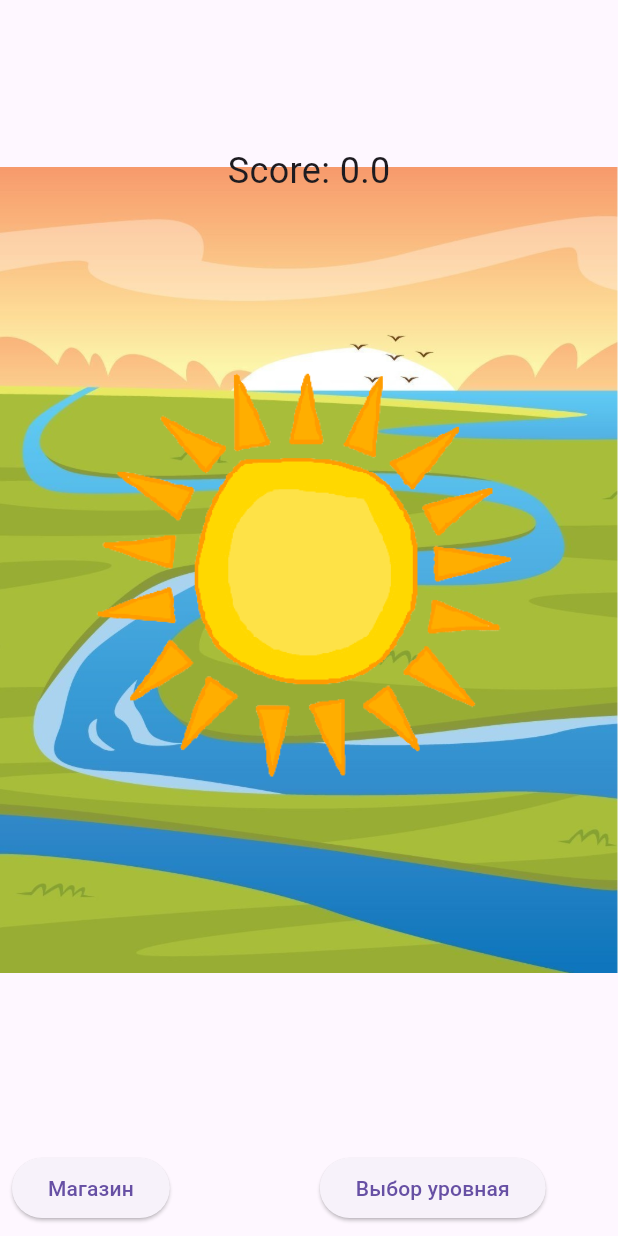
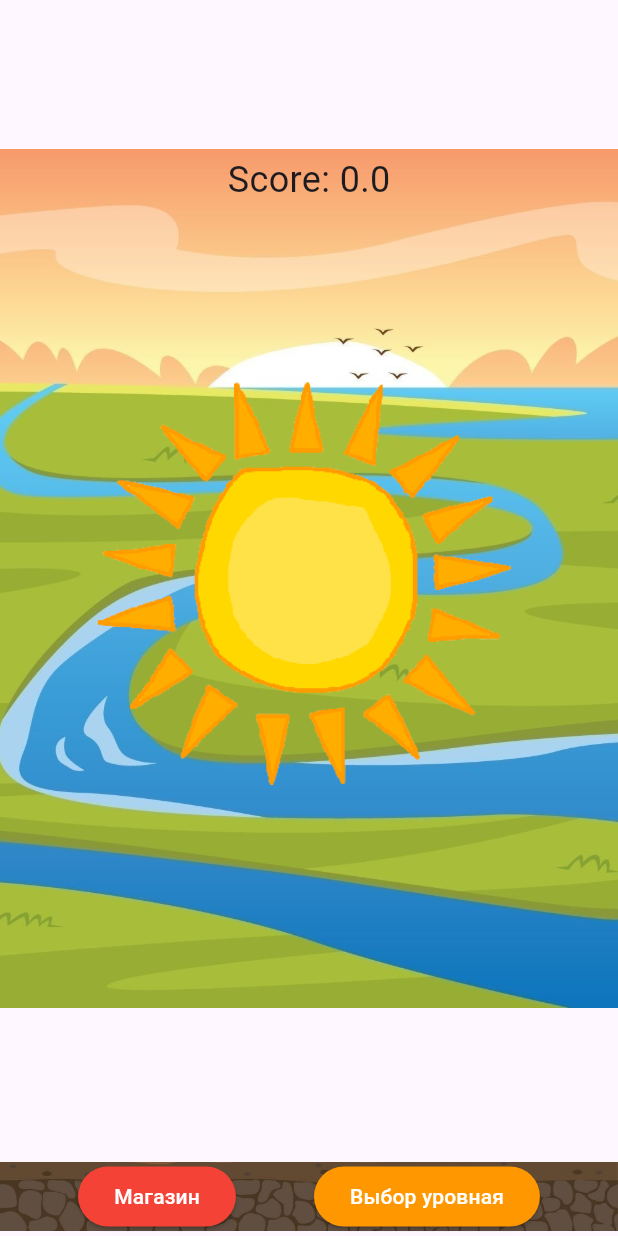
Before and after one commit to VirVoyt/SunShine, a Flutter app: the screen it shows after launch, on a phone screen of 412 x 824 dp. Run offline on Flutter 3.47's test engine with Material 3 defaults, Android fonts, the light colour scheme and no system bars.

Commit message:
improved the visual part

```diff
--- a/lib/main.dart
+++ b/lib/main.dart
@@ -1,4 +1,5 @@
 
+import 'package:flutter/cupertino.dart';
 import 'package:flutter/gestures.dart';
 import 'package:flutter/material.dart';
 
@@ -31,13 +32,14 @@
 class _MainPageState extends State<MainPage> {
 
   double tapCount = 0;
-
+  bool tapFlag = true;
   @override
   Widget build(BuildContext context) {
     return Column(
       children: <Widget>[
         Expanded(
-          child:  GestureDetector(          //отвечает за нажатие по фону
+          child:  GestureDetector(
+            //отвечает за нажатие по фону
             onTap: () {
               setState(() {
                 tapCount = tapCount + 0.5;
@@ -49,7 +51,8 @@
               decoration: const BoxDecoration(
                 image: DecorationImage(image: AssetImage("assets/backGround.png"))
               ),
-            child: GestureDetector(          //нажатие по главному объекту
+            child: GestureDetector(
+              //нажатие по главному объекту
               onTap: () {
                 setState(() {
                   tapCount = tapCount + 1;
@@ -60,8 +63,8 @@
                 width: 300,
                 height: 300,
                 alignment: Alignment.center,
-                decoration: const BoxDecoration(
-                    image: DecorationImage(image: AssetImage("assets/sunMain.png"))
+                decoration: BoxDecoration(
+                    image: DecorationImage(image: AssetImage(tapFlag ? "assets/sunMain.png" : "assets/sunBlure.png"))
                 ),
                 child: _score(),
               )
@@ -69,20 +72,35 @@
             ),
           ),
         ),
-        Padding(                              //кнопки
-          padding: const EdgeInsets.all(8.0),
+        Container(
+          height: 52.6,
+          width: 1000,
+          decoration: const BoxDecoration(
+          image:  DecorationImage( image: AssetImage("assets/1.jpg"))),
           child: Row(
+            mainAxisAlignment: MainAxisAlignment.spaceEvenly,
+
             children: <Widget>[
-              ElevatedButton(
-                child: const Text('Магазин'),
+              Align(
+                  child: ElevatedButton(
+                    style: ElevatedButton.styleFrom(
+                        foregroundColor: Colors.white,
+                        backgroundColor: Colors.red
+                    ),
+                child: const Text('Магазин',),
                 onPressed: () {
+
                   setState(() {
                    //переход в магазин
                   });
                 },
-              ),
-              const SizedBox(width:100),
-              ElevatedButton(
+              )),
+             Align(
+               child:  ElevatedButton(
+                 style:(ElevatedButton.styleFrom(
+                   foregroundColor: Colors.white,
+                   backgroundColor: Colors.orange
+                 )),
                 child: const Text(
                   'Выбор уровная',
                 ),
@@ -90,10 +108,9 @@
             //функционал для выбора уровня
                 },
               ),
-            ],
+             )],
           ),
-        ),
-      ],
+        )],
     );
   }
   //виджет для вывода текста
@@ -106,5 +123,6 @@
             style: const TextStyle(fontSize: 24) // высота шрифта 24
         )
     );
+
   }
 }
```
Also changed, not shown: assets/1.jpg (added), assets/backGround.png, assets/sunBlure.png (added).
